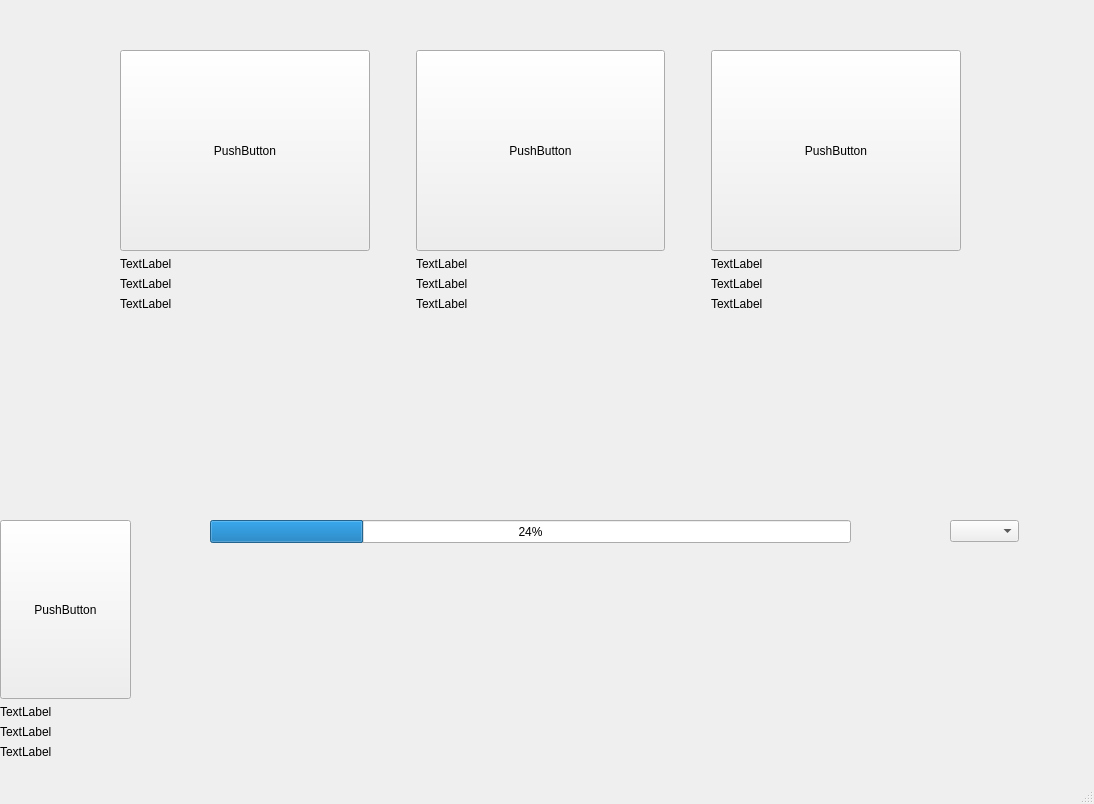
longlin10086/Kingdom-Card-Client, file client/ui/clientwindow.ui: the form before one commit.
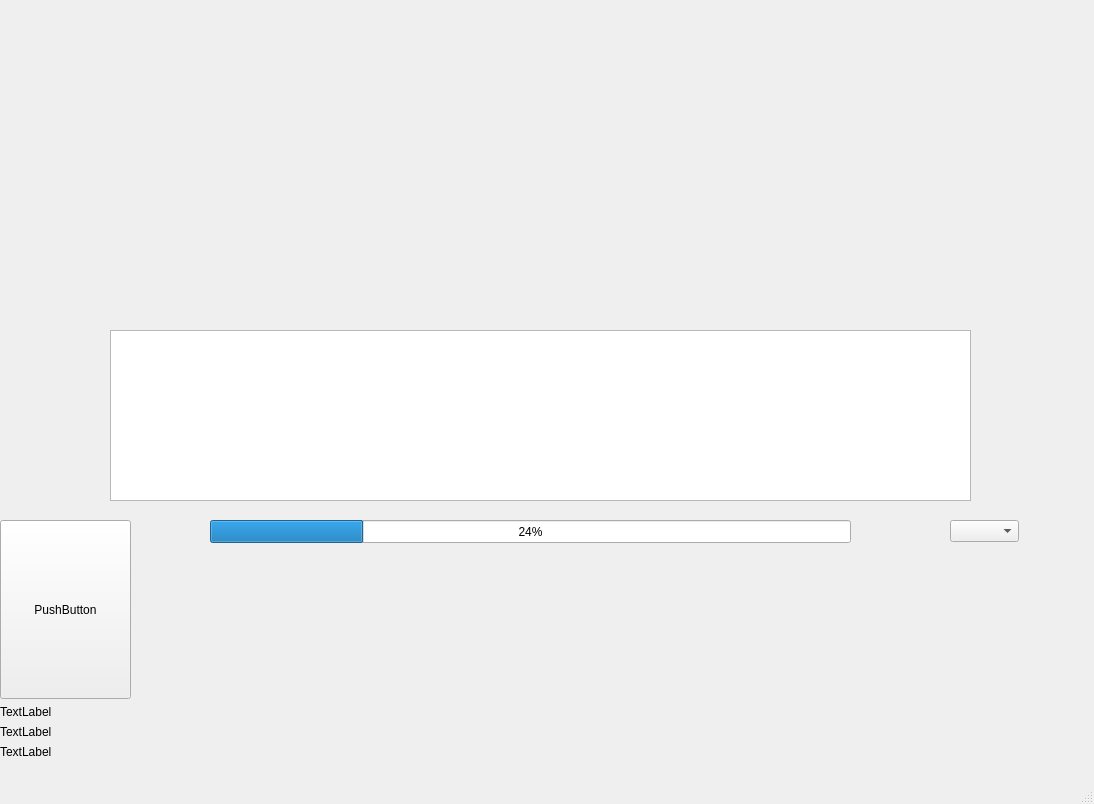
The form after the commit.

Diff of the .ui file:
```diff
--- a/client/ui/clientwindow.ui
+++ b/client/ui/clientwindow.ui
@@ -10,6 +10,12 @@
     <height>804</height>
    </rect>
   </property>
+  <property name="sizePolicy">
+   <sizepolicy hsizetype="Fixed" vsizetype="Fixed">
+    <horstretch>0</horstretch>
+    <verstretch>0</verstretch>
+   </sizepolicy>
+  </property>
   <property name="windowTitle">
    <string>MainWindow</string>
   </property>
@@ -83,164 +89,6 @@
      </rect>
     </property>
    </widget>
-   <widget class="QWidget" name="layoutWidget">
-    <property name="geometry">
-     <rect>
-      <x>120</x>
-      <y>50</y>
-      <width>841</width>
-      <height>261</height>
-     </rect>
-    </property>
-    <layout class="QHBoxLayout" name="horizontalLayout">
-     <item>
-      <layout class="QVBoxLayout" name="verticalLayout">
-       <item>
-        <widget class="QPushButton" name="pushButton">
-         <property name="sizePolicy">
-          <sizepolicy hsizetype="Preferred" vsizetype="Expanding">
-           <horstretch>0</horstretch>
-           <verstretch>0</verstretch>
-          </sizepolicy>
-         </property>
-         <property name="text">
-          <string>PushButton</string>
-         </property>
-        </widget>
-       </item>
-       <item>
-        <widget class="QLabel" name="label_3">
-         <property name="text">
-          <string>TextLabel</string>
-         </property>
-        </widget>
-       </item>
-       <item>
-        <widget class="QLabel" name="label">
-         <property name="text">
-          <string>TextLabel</string>
-         </property>
-        </widget>
-       </item>
-       <item>
-        <widget class="QLabel" name="label_2">
-         <property name="text">
-          <string>TextLabel</string>
-         </property>
-        </widget>
-       </item>
-      </layout>
-     </item>
-     <item>
-      <spacer name="horizontalSpacer">
-       <property name="orientation">
-        <enum>Qt::Horizontal</enum>
-       </property>
-       <property name="sizeType">
-        <enum>QSizePolicy::Preferred</enum>
-       </property>
-       <property name="sizeHint" stdset="0">
-        <size>
-         <width>40</width>
-         <height>20</height>
-        </size>
-       </property>
-      </spacer>
-     </item>
-     <item>
-      <layout class="QVBoxLayout" name="verticalLayout_2">
-       <item>
-        <widget class="QPushButton" name="pushButton_4">
-         <property name="sizePolicy">
-          <sizepolicy hsizetype="Preferred" vsizetype="Expanding">
-           <horstretch>0</horstretch>
-           <verstretch>0</verstretch>
-          </sizepolicy>
-         </property>
-         <property name="text">
-          <string>PushButton</string>
-         </property>
-        </widget>
-       </item>
-       <item>
-        <widget class="QLabel" name="label_4">
-         <property name="text">
-          <string>TextLabel</string>
-         </property>
-        </widget>
-       </item>
-       <item>
-        <widget class="QLabel" name="label_5">
-         <property name="text">
-          <string>TextLabel</string>
-         </property>
-        </widget>
-       </item>
-       <item>
-        <widget class="QLabel" name="label_6">
-         <property name="text">
-          <string>TextLabel</string>
-         </property>
-        </widget>
-       </item>
-      </layout>
-     </item>
-     <item>
-      <spacer name="horizontalSpacer_2">
-       <property name="orientation">
-        <enum>Qt::Horizontal</enum>
-       </property>
-       <property name="sizeType">
-        <enum>QSizePolicy::Preferred</enum>
-       </property>
-       <property name="sizeHint" stdset="0">
-        <size>
-         <width>40</width>
-         <height>20</height>
-        </size>
-       </property>
-      </spacer>
-     </item>
-     <item>
-      <layout class="QVBoxLayout" name="verticalLayout_3">
-       <item>
-        <widget class="QPushButton" name="pushButton_5">
-         <property name="sizePolicy">
-          <sizepolicy hsizetype="Preferred" vsizetype="Expanding">
-           <horstretch>0</horstretch>
-           <verstretch>0</verstretch>
-          </sizepolicy>
-         </property>
-         <property name="text">
-          <string>PushButton</string>
-         </property>
-        </widget>
-       </item>
-       <item>
-        <widget class="QLabel" name="label_7">
-         <property name="text">
-          <string>TextLabel</string>
-         </property>
-        </widget>
-       </item>
-       <item>
-        <widget class="QLabel" name="label_8">
-         <property name="text">
-          <string>TextLabel</string>
-         </property>
-        </widget>
-       </item>
-       <item>
-        <widget class="QLabel" name="label_9">
-         <property name="text">
-          <string>TextLabel</string>
-         </property>
-        </widget>
-       </item>
-      </layout>
-     </item>
-    </layout>
-   </widget>
    <widget class="QWidget" name="horizontalLayoutWidget">
     <property name="geometry">
      <rect>
@@ -252,6 +100,33 @@
     </property>
     <layout class="QHBoxLayout" name="CardBox"/>
    </widget>
+   <widget class="QPlainTextEdit" name="GameTable">
+    <property name="geometry">
+     <rect>
+      <x>110</x>
+      <y>330</y>
+      <width>861</width>
+      <height>171</height>
+     </rect>
+    </property>
+    <property name="sizePolicy">
+     <sizepolicy hsizetype="Preferred" vsizetype="Preferred">
+      <horstretch>0</horstretch>
+      <verstretch>0</verstretch>
+     </sizepolicy>
+    </property>
+   </widget>
+   <widget class="QWidget" name="horizontalLayoutWidget_2">
+    <property name="geometry">
+     <rect>
+      <x>110</x>
+      <y>30</y>
+      <width>861</width>
+      <height>281</height>
+     </rect>
+    </property>
+    <layout class="QHBoxLayout" name="PlayerBox"/>
+   </widget>
   </widget>
   <widget class="QMenuBar" name="menubar">
    <property name="geometry">
```
Left out of the diff: 14 changed lines with no effect on the pictures.
